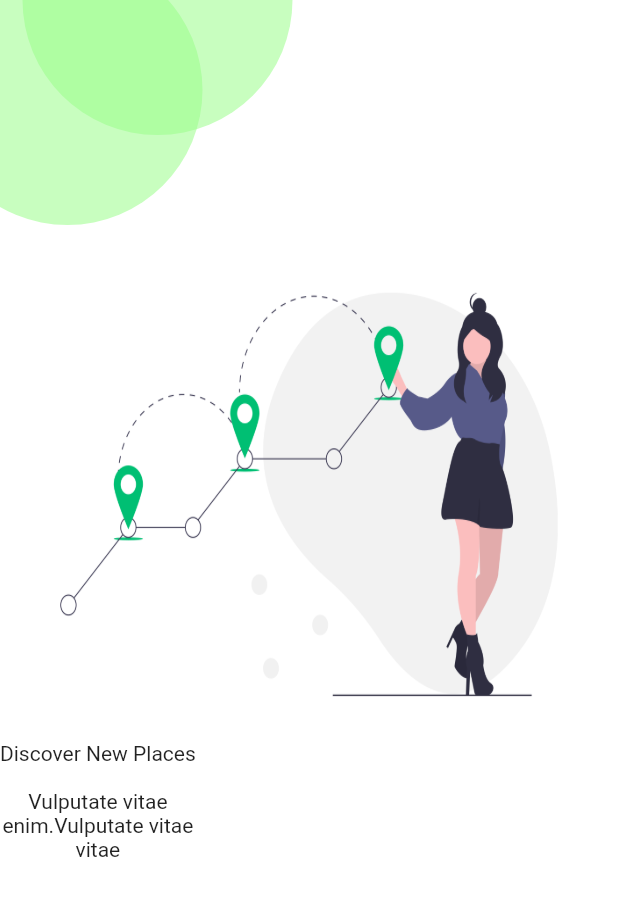
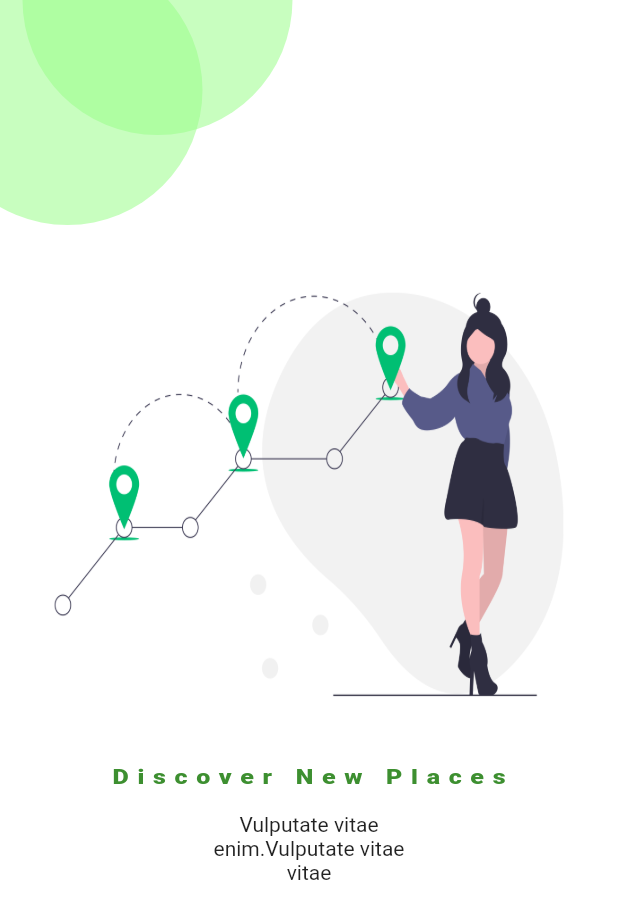
Before and after one commit to soNofNos/frame13, a Flutter app: the screen it shows after launch, on a phone screen of 412 x 824 dp. Shown: the top 919 px of the screen. Run offline on Flutter 3.47's test engine with Material 2 defaults, Android fonts, the light colour scheme and no system bars.

Commit message:
Interview Phase 1...update 4

```diff
--- a/lib/pre_screens/onboarding_screen.dart
+++ b/lib/pre_screens/onboarding_screen.dart
@@ -1,5 +1,6 @@
 import 'package:flutter/material.dart';
 import 'package:flutter/cupertino.dart';
+import 'package:flutter/painting.dart';
 
 class Onboarding extends StatefulWidget {
   const Onboarding({Key? key}) : super(key: key);
@@ -22,16 +23,12 @@ class _OnboardingState extends State<Onboarding> {
             Positioned(
               top: MediaQuery.of(context).size.height * 0.2,
               bottom: MediaQuery.of(context).size.height * 0.4,
-              right: MediaQuery.of(context).size.width * 0.0125,
-              left: MediaQuery.of(context).size.width * 0.0125,
+              right: MediaQuery.of(context).size.width * 0.00125,
+              left: MediaQuery.of(context).size.width * 0.00125,
               child:
-                // Container(
-                //   color: Colors.black,
-                //   height: MediaQuery.of(context).size.height * 0.7,
-                // ),
               Image.asset("assets/images/destinations.png",
               fit: BoxFit.fill,
-              width: MediaQuery.of(context).size.width * 0.95,
+              width: MediaQuery.of(context).size.width,
                 height: MediaQuery.of(context).size.height * 0.7,
               ),
             ),
@@ -65,13 +62,31 @@ class _OnboardingState extends State<Onboarding> {
               ),),
             Positioned(
               top: MediaQuery.of(context).size.height * 0.6,
+              right: MediaQuery.of(context).size.width * 0.0125,
+              left: MediaQuery.of(context).size.width * 0.0125,
               child: SizedBox(
                 child: Center(
                   child: Column(
-                    children: const[
-                      Center(child: Text("Discover New Places")),
+                    children: [
+                      Text(""),
+                      SizedBox(
+                        width: MediaQuery.of(context).size.width * 0.65,
+                        height: 15.0,
+                        child: const FittedBox(
+                          fit: BoxFit.fill,
+                          child: Text("Discover New Places", style: TextStyle(
+                            color: Color(0xFF3D8F30),
+                            letterSpacing: 4.5,
+                            fontSize: 13,
+
+                            fontWeight: FontWeight.w800,
+                          ),),
+                        ),
+                      ),
                       Text(" "),
-                      Text("Vulputate vitae"),
+                      SizedBox(
+
+                          child: Text("Vulputate vitae")),
                       Text("enim.Vulputate vitae"),
                       Text("vitae"),
                     ],
```
